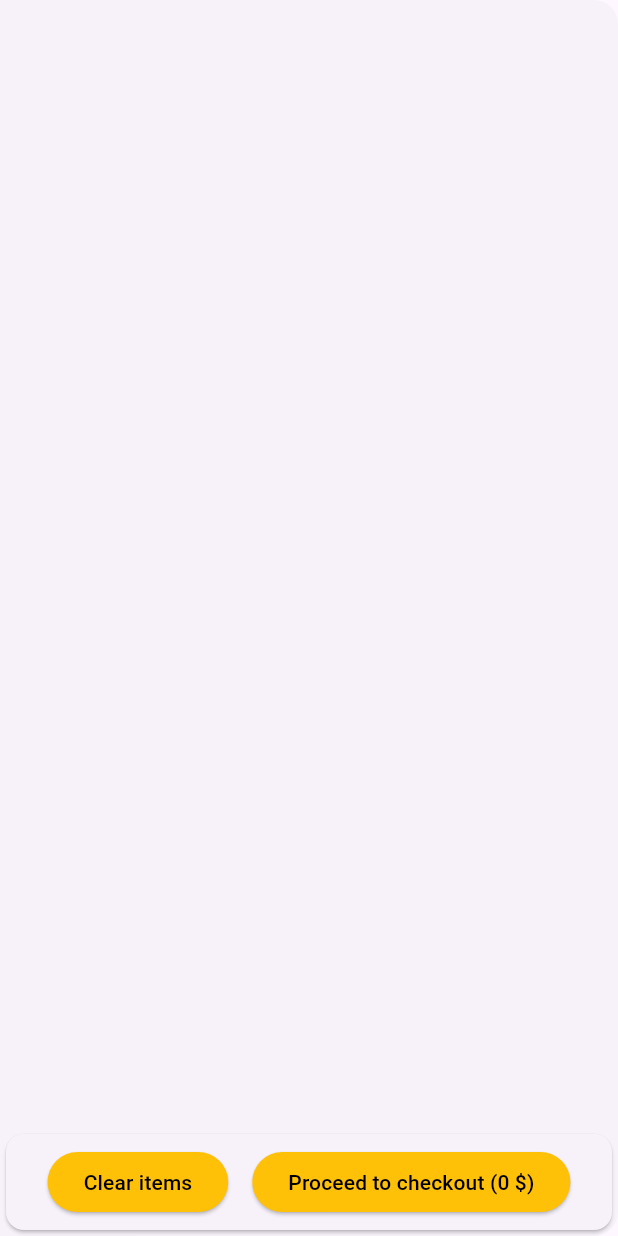
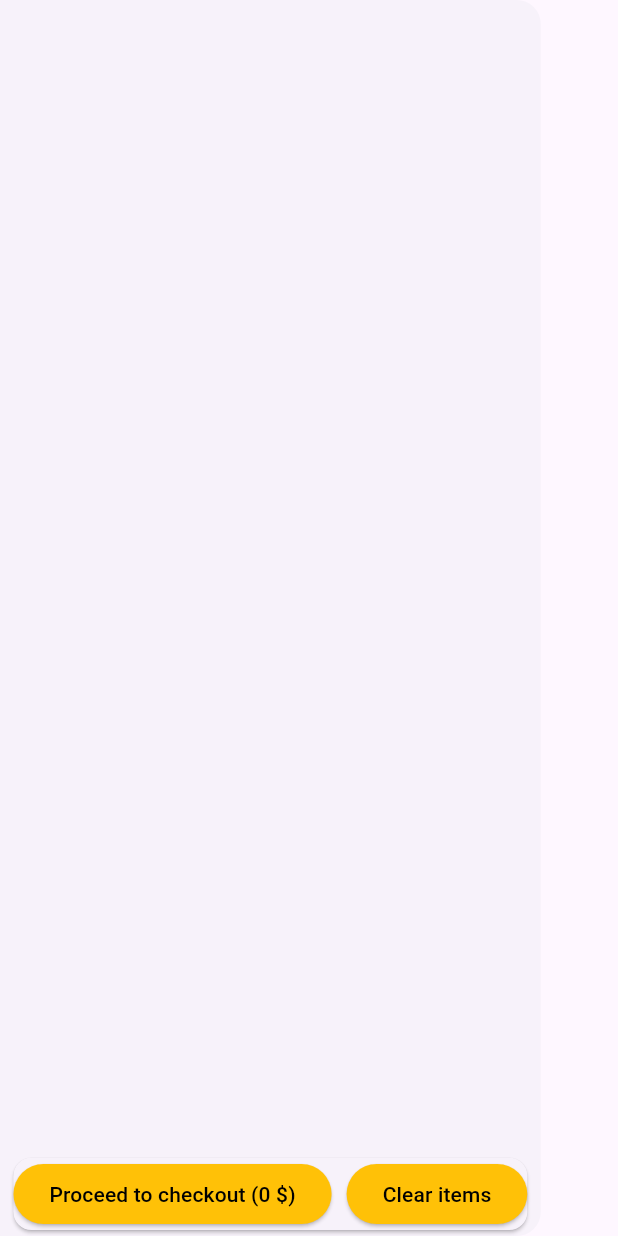
Before and after one commit to akivazo/makramir, a Flutter app: the ShoppingCartView widget shown alone on an empty page, opened directly, on a phone screen of 412 x 824 dp. Run offline on Flutter 3.47's test engine with Material 3 defaults, Android fonts, the phone set to English and light mode, and no system bars.

Commit message:
drawer adjusment

```diff
--- a/lib/shopping_cart.dart
+++ b/lib/shopping_cart.dart
@@ -25,7 +25,7 @@ class ItemCartView extends StatelessWidget {
         ),
         Padding(
             padding: const EdgeInsets.all(20),
-            child: Text("${item.cost.toString()} \$")),
+            child: Text("${item.cost.toString()} \$", style: TextStyle(color: Colors.red),)),
       ]),
     );
   }
@@ -45,7 +45,7 @@ class ItemsInCartView extends StatelessWidget {
   }
 }
 
-class CheckoutButton extends StatelessWidget {
+class ClearItemsButton extends StatelessWidget {
   @override
   Widget build(BuildContext context) {
     var cart = context.watch<ShoppingCart>();
@@ -60,7 +60,7 @@ class CheckoutButton extends StatelessWidget {
   }
 }
 
-class ClearItemsButton extends StatelessWidget {
+class CheckoutButton extends StatelessWidget {
   @override
   Widget build(BuildContext context) {
     var cart = context.watch<ShoppingCart>();
@@ -80,26 +80,27 @@ class ClearItemsButton extends StatelessWidget {
 class ShoppingCartView extends StatelessWidget {
   @override
   Widget build(BuildContext context) {
+    return LayoutBuilder(
+      builder: (context, constraint) {
+        var drawerWidth = constraint.maxWidth > 500 ? 500 : constraint.maxWidth - (constraint.maxWidth / 8);
         return Drawer(
-      width: 500,
+          width: drawerWidth.toDouble(),
           child: Column(
             children: [
               Expanded(child: ItemsInCartView()),
               Card(
-            child: Row(
-              mainAxisAlignment: MainAxisAlignment.center,
+                child: Wrap(
+                  spacing: 10,
                   children: [
-                Padding(
-                    padding: const EdgeInsets.all(8.0),
-                    child: CheckoutButton()),
-                Padding(
-                    padding: const EdgeInsets.all(8.0),
-                    child: ClearItemsButton()),
+                    CheckoutButton(),
+                    ClearItemsButton(),
                   ],
                 ),
               ),
             ],
           ),
+        );
+      }
     );
   }
 }
```
Lines whose indentation alone changed are shown as unchanged.
